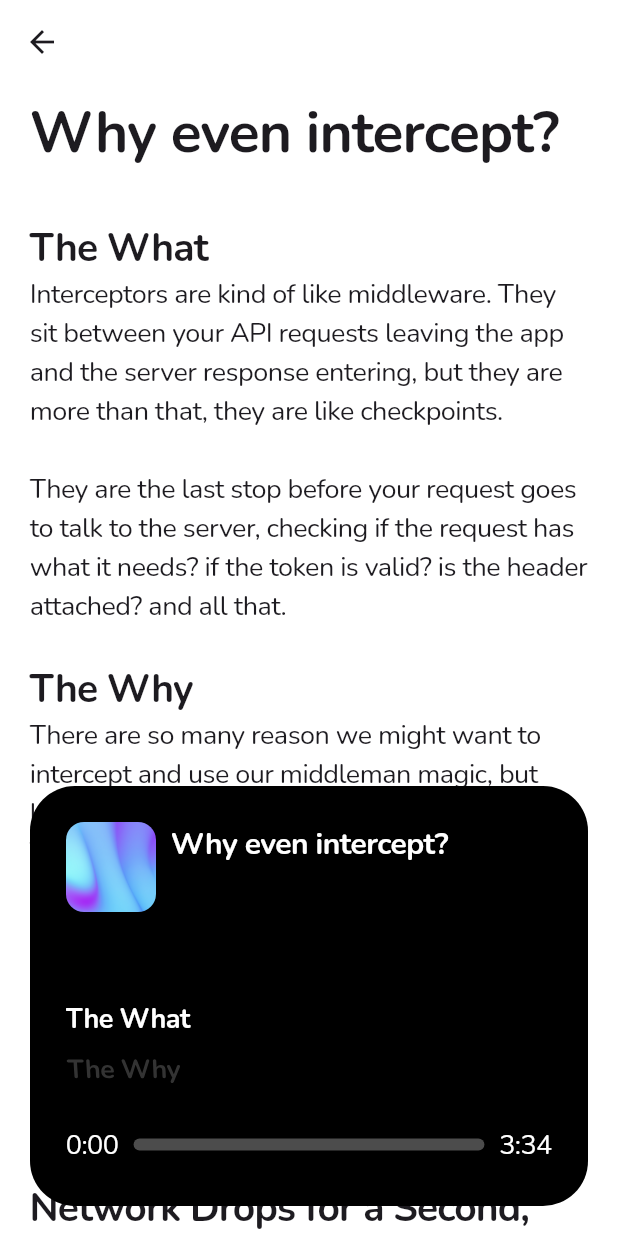
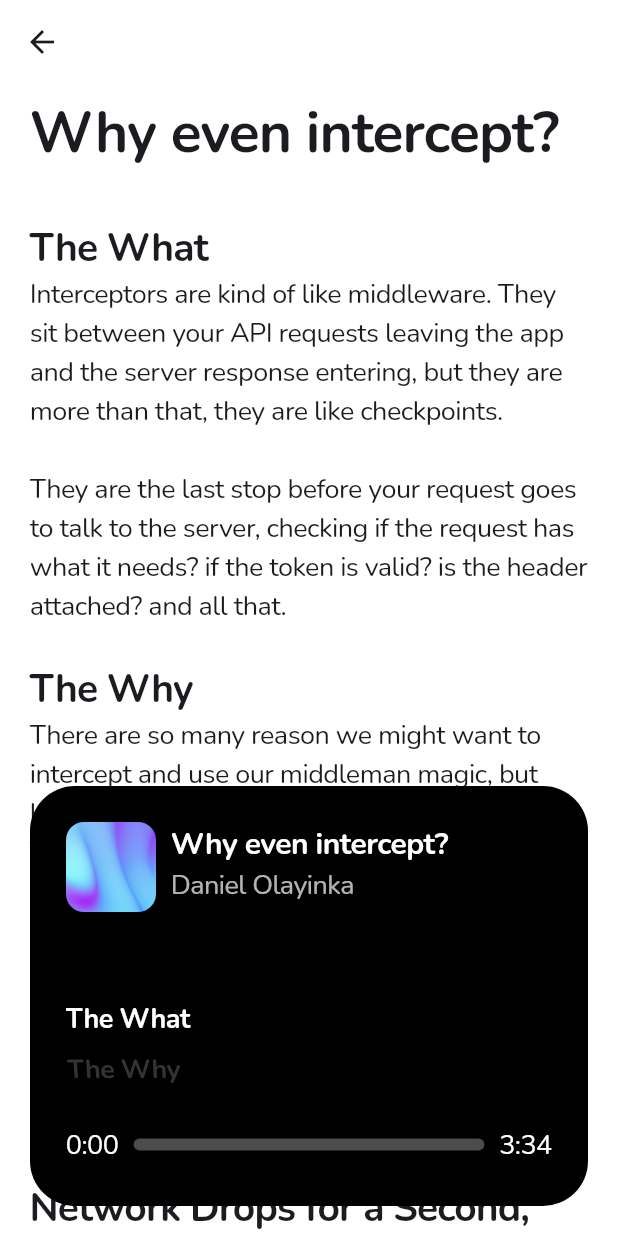
Before and after one commit to danielkiing3/custom_content_scrollbar, a Flutter app: the screen it shows after launch, after a tap on "Why even intercept?", on a phone screen of 412 x 824 dp. Run offline on Flutter 3.47's test engine with Material 3 defaults, Android fonts, the phone set to English and light mode, and no system bars.

Commit message:
feat: Add author name display to PortraitScrollHeader and animation for it's opacity

```diff
--- a/lib/article_screen.dart
+++ b/lib/article_screen.dart
@@ -61,6 +61,7 @@ class _ArticleScreenState extends State<ArticleScreen> with ArticleScrollSyncCon
                     right: 0,
                     child: PortraitScrollSelector(
                       title: widget.article.title,
+                      authorName: widget.article.author,
                       progressNotifier: _progressNotifier,
                       contentHeader: _subContentHeaderList,
                       articleDurationLength: widget.article.articleTime,
--- a/lib/widgets/portrait_scroll_selector/portrait_scroll_header.dart
+++ b/lib/widgets/portrait_scroll_selector/portrait_scroll_header.dart
@@ -8,16 +8,20 @@ class PortraitScrollHeader extends StatelessWidget {
   const PortraitScrollHeader({
     super.key,
     required this.title,
+    required this.authorName,
     required this.avatarSize,
     required this.avatarBorderRadius,
     required this.circularOpacity,
+    required this.authorOpacity,
     required this.progressNotifier,
   });
 
   final String title;
+  final String authorName;
   final double avatarSize;
   final double avatarBorderRadius;
   final double circularOpacity;
+  final double authorOpacity;
   final ValueNotifier<double> progressNotifier;
 
   @override
@@ -25,6 +29,7 @@ class PortraitScrollHeader extends StatelessWidget {
     return Align(
       alignment: Alignment.topCenter,
       child: Row(
+        crossAxisAlignment: CrossAxisAlignment.start,
         mainAxisAlignment: MainAxisAlignment.spaceBetween,
         children: <Widget>[
           Row(
@@ -39,12 +44,29 @@ class PortraitScrollHeader extends StatelessWidget {
               ),
               const SizedBox(width: 10),
 
-              // -- Titile
-              Text(
-                title,
-                overflow: TextOverflow.ellipsis,
-                maxLines: 1,
-                style: AppTextStyles.bodyLarge.copyWith(color: Colors.white, fontSize: 20, fontWeight: FontWeight.bold),
+              Column(
+                crossAxisAlignment: CrossAxisAlignment.start,
+                children: <Widget>[
+                  // -- Titile
+                  Text(
+                    title,
+                    overflow: TextOverflow.ellipsis,
+                    maxLines: 1,
+                    style: AppTextStyles.bodyLarge.copyWith(
+                      color: Colors.white,
+                      fontSize: 20,
+                      fontWeight: FontWeight.bold,
+                    ),
+                  ),
+
+                  Opacity(
+                    opacity: authorOpacity,
+                    child: Text(
+                      authorName,
+                      style: AppTextStyles.bodyLarge.copyWith(color: Colors.white.withValues(alpha: 0.7)),
+                    ),
+                  ),
+                ],
               ),
             ],
           ),
--- a/lib/widgets/portrait_scroll_selector/portrait_scroll_selector.dart
+++ b/lib/widgets/portrait_scroll_selector/portrait_scroll_selector.dart
@@ -14,6 +14,7 @@ class PortraitScrollSelector extends StatefulWidget {
     required this.progressNotifier,
     required this.articleDurationLength,
     required this.title,
+    required this.authorName,
     required this.contentHeader,
     required this.currentSectionIndex,
     required this.contentKeys,
@@ -25,6 +26,7 @@ class PortraitScrollSelector extends StatefulWidget {
   final ValueNotifier<double> progressNotifier;
   final Duration articleDurationLength;
   final String title;
+  final String authorName;
   final List<String> contentHeader;
   final ValueNotifier<int> currentSectionIndex;
   final List<GlobalKey> contentKeys;
@@ -96,9 +98,11 @@ class _PortraitScrollSelectorState extends State<PortraitScrollSelector> with Si
                 // -- Top header row with avatar and title
                 PortraitScrollHeader(
                   title: widget.title,
+                  authorName: widget.authorName,
                   avatarSize: animations.avatarSize.value,
                   avatarBorderRadius: animations.avatarRadius.value,
                   circularOpacity: animations.circularIndicatorOpacity.value,
+                  authorOpacity: animations.authorOpacity.value,
                   progressNotifier: widget.progressNotifier,
                 ),
 
@@ -145,6 +149,7 @@ class _PortraitScrollAnimations {
     required this.avatarSize,
     required this.avatarRadius,
     required this.circularIndicatorOpacity,
+    required this.authorOpacity,
   });
   factory _PortraitScrollAnimations.fromController({
     required AnimationController controller,
@@ -159,6 +164,10 @@ class _PortraitScrollAnimations {
       avatarSize: Tween<double>(begin: 30, end: 60).animate(curved),
       avatarRadius: Tween<double>(begin: 100, end: 12).animate(curved),
       circularIndicatorOpacity: Tween<double>(begin: 1, end: 0).animate(curved),
+      authorOpacity: Tween<double>(
+        begin: 0,
+        end: 1,
+      ).animate(CurvedAnimation(parent: controller, curve: Interval(0.2, 1, curve: curve))),
     );
   }
 
@@ -170,4 +179,5 @@ class _PortraitScrollAnimations {
   final Animation<double> avatarSize;
   final Animation<double> avatarRadius;
   final Animation<double> circularIndicatorOpacity;
+  final Animation<double> authorOpacity;
 }
```
